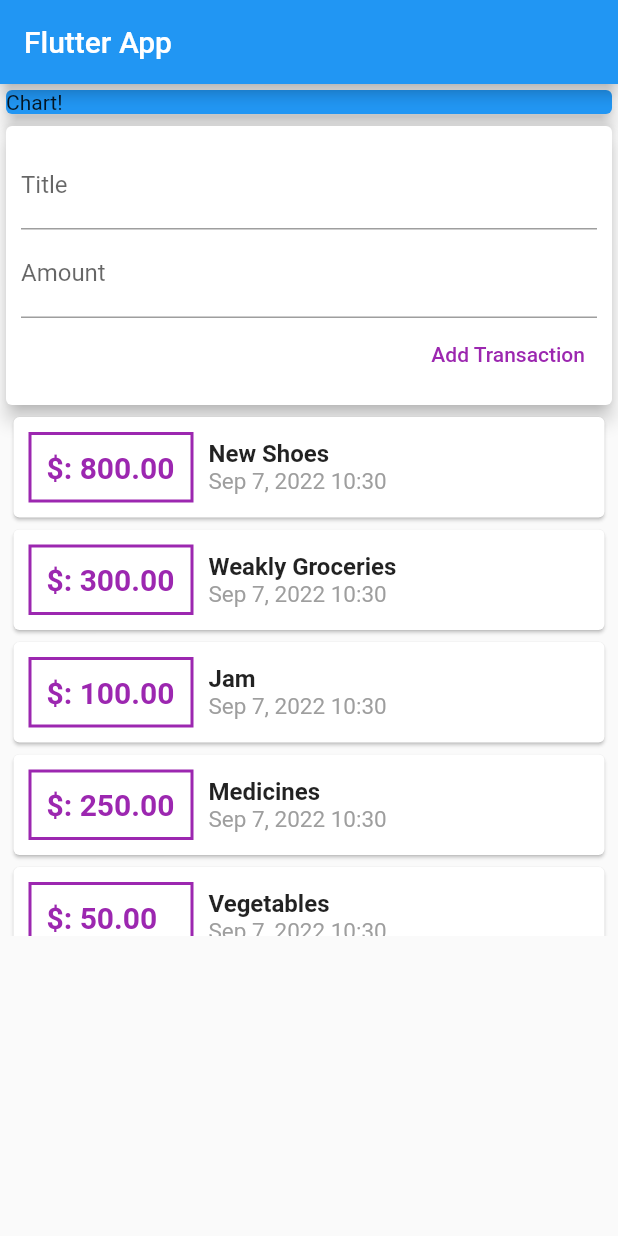
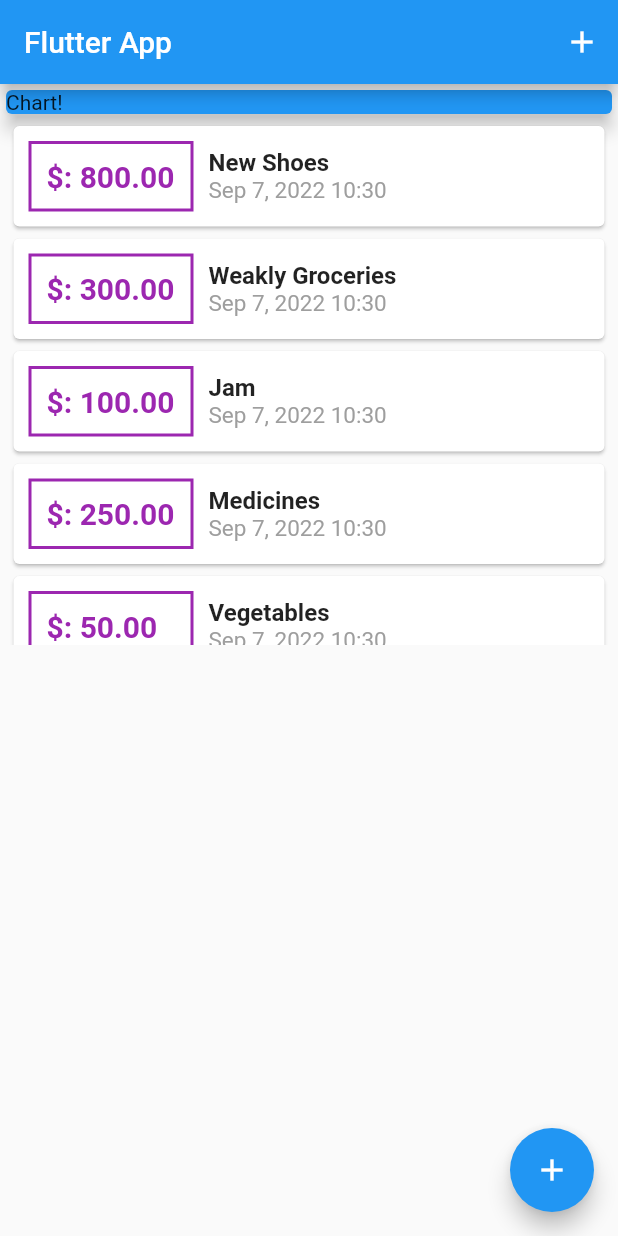
Before and after one commit to jhenilparihar/expense-tracker, a Flutter app: the screen it shows after launch, on a phone screen of 412 x 824 dp. Run offline on Flutter 3.47's test engine with Material 2 defaults, Android fonts, the phone set to English and light mode, and no system bars.

Commit message:
showing modal bottom sheet for add new transaction

```diff
--- a/lib/main.dart
+++ b/lib/main.dart
@@ -1,7 +1,9 @@
 // ignore_for_file: sort_child_properties_last, prefer_const_constructors, prefer_const_literals_to_create_immutables, prefer_const_constructors_in_immutables
 
-import 'package:expense_tracker/widgets/user_transactions.dart';
+import 'package:expense_tracker/widgets/new_transaction.dart';
+import 'package:expense_tracker/widgets/transaction_list.dart';
 import 'package:flutter/material.dart';
+import '../models/transaction.dart';
 
 void main() => runApp(MyApp());
 
@@ -17,14 +19,93 @@ class MyApp extends StatelessWidget {
   }
 }
 
-class MyHomePage extends StatelessWidget {
+class MyHomePage extends StatefulWidget {
   MyHomePage({Key? key}) : super(key: key);
+
+  @override
+  State<MyHomePage> createState() => _MyHomePageState();
+}
+
+class _MyHomePageState extends State<MyHomePage> {
+  final List<Transaction> _userTransaction = [
+    Transaction(
+      id: 't1',
+      title: 'New Shoes',
+      amount: 800,
+      date: DateTime.now(),
+    ),
+    Transaction(
+      id: 't2',
+      title: 'Weakly Groceries',
+      amount: 300,
+      date: DateTime.now(),
+    ),
+    Transaction(
+      id: 't3',
+      title: 'Jam',
+      amount: 100,
+      date: DateTime.now(),
+    ),
+    Transaction(
+      id: 't4',
+      title: 'Medicines',
+      amount: 250,
+      date: DateTime.now(),
+    ),
+    Transaction(
+      id: 't5',
+      title: 'Vegetables',
+      amount: 50,
+      date: DateTime.now(),
+    ),
+    Transaction(
+      id: 't6',
+      title: 'Fruits',
+      amount: 100,
+      date: DateTime.now(),
+    ),
+    Transaction(
+      id: 't7',
+      title: 'Tax',
+      amount: 800,
+      date: DateTime.now(),
+    )
+  ];
+
+  void _addNewTransaction(String title, double amount) {
+    final newTx = Transaction(
+        id: DateTime.now().toString(),
+        title: title,
+        amount: amount,
+        date: DateTime.now());
+
+    setState(() {
+      _userTransaction.add(newTx);
+    });
+  }
+
+  void _startAddNewTransaction(BuildContext ctx) {
+    showModalBottomSheet(
+        context: ctx,
+        builder: (_) {
+          return GestureDetector(
+            onTap: () {},
+            child: NewTransaction(_addNewTransaction),
+            behavior: HitTestBehavior.opaque,
+          );
+        });
+  }
 
   @override
   Widget build(BuildContext context) {
     return Scaffold(
       appBar: AppBar(
         title: const Text('Flutter App'),
+        actions: <Widget>[
+          IconButton(
+              onPressed: () => _startAddNewTransaction(context),
+              icon: Icon(Icons.add))
+        ],
       ),
       body: SingleChildScrollView(
         child: Column(
@@ -39,10 +120,15 @@ class MyHomePage extends StatelessWidget {
                 elevation: 5,
               ),
             ),
-            UserTransactions(),
+            TransactionList(_userTransaction),
           ],
         ),
       ),
+      floatingActionButton: FloatingActionButton(
+        onPressed: () => _startAddNewTransaction(context),
+        child: Icon(Icons.add),
+      ),
+      // floatingActionButtonLocation: FloatingActionButtonLocation.centerFloat,
     );
   }
 }
--- a/lib/widgets/user_transactions.dart
+++ /dev/null
@@ -1,80 +0,0 @@
-import 'package:flutter/material.dart';
-import './new_transaction.dart';
-import './transaction_list.dart';
-import '../models/transaction.dart';
-
-class UserTransactions extends StatefulWidget {
-  const UserTransactions({Key? key}) : super(key: key);
-
-  @override
-  State<UserTransactions> createState() => _UserTransactionsState();
-}
-
-class _UserTransactionsState extends State<UserTransactions> {
-  final List<Transaction> _userTransaction = [
-    Transaction(
-      id: 't1',
-      title: 'New Shoes',
-      amount: 800,
-      date: DateTime.now(),
-    ),
-    Transaction(
-      id: 't2',
-      title: 'Weakly Groceries',
-      amount: 300,
-      date: DateTime.now(),
-    ),
-    Transaction(
-      id: 't3',
-      title: 'Jam',
-      amount: 100,
-      date: DateTime.now(),
-    ),
-    Transaction(
-      id: 't4',
-      title: 'Medicines',
-      amount: 250,
-      date: DateTime.now(),
-    ),
-    Transaction(
-      id: 't5',
-      title: 'Vegetables',
-      amount: 50,
-      date: DateTime.now(),
-    ),
-    Transaction(
-      id: 't6',
-      title: 'Fruits',
-      amount: 100,
-      date: DateTime.now(),
-    ),
-    Transaction(
-      id: 't7',
-      title: 'Tax',
-      amount: 800,
-      date: DateTime.now(),
-    )
-  ];
-
-  void _addNewTransaction(String title, double amount) {
-    final newTx = Transaction(
-        id: DateTime.now().toString(),
-        title: title,
-        amount: amount,
-        date: DateTime.now());
-
-    setState(() {
-      _userTransaction.add(newTx);
-    });
-  }
-
-  @override
-  Widget build(BuildContext context) {
-    return Column(
-      children: <Widget>[
-        NewTransaction(_addNewTransaction),
-        TransactionList(_userTransaction)
-      ],
-    );
-  }
-}
```
